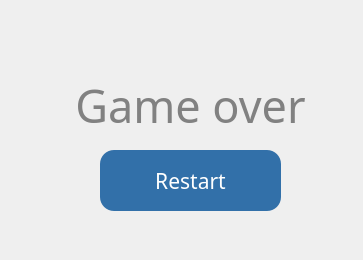
First picture: the form in death.ui, repository zhangpj15/TheDiaryOfSurvival, before the edit.
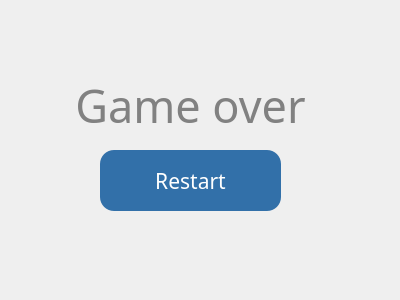
Second picture: the form after the edit. Icons and pictures are not drawn.

```diff
--- a/death.ui
+++ b/death.ui
@@ -6,8 +6,8 @@
    <rect>
     <x>0</x>
     <y>0</y>
-    <width>363</width>
-    <height>260</height>
+    <width>400</width>
+    <height>300</height>
    </rect>
   </property>
   <property name="windowTitle">
```
